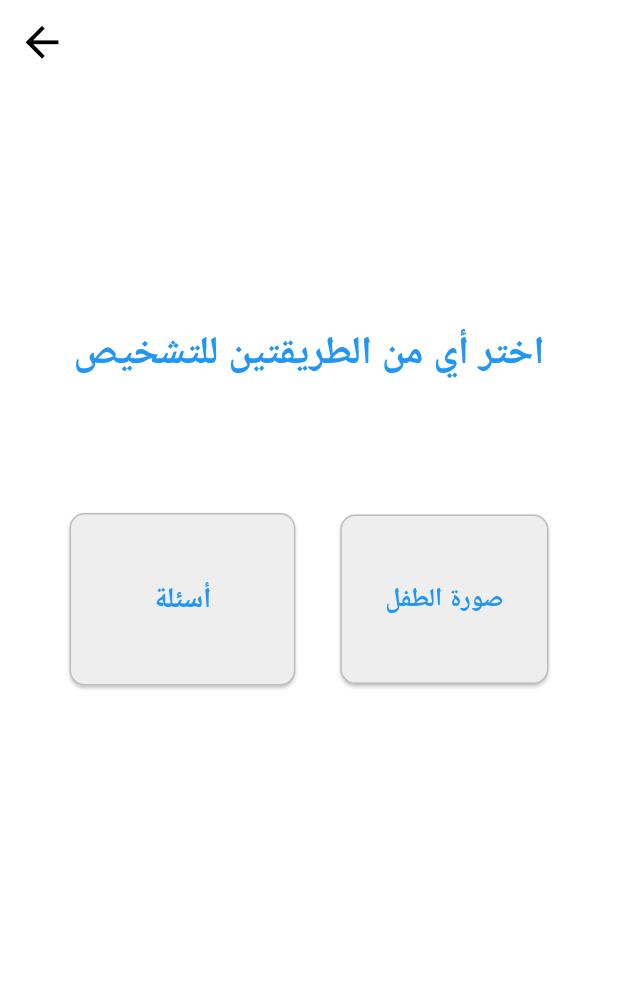
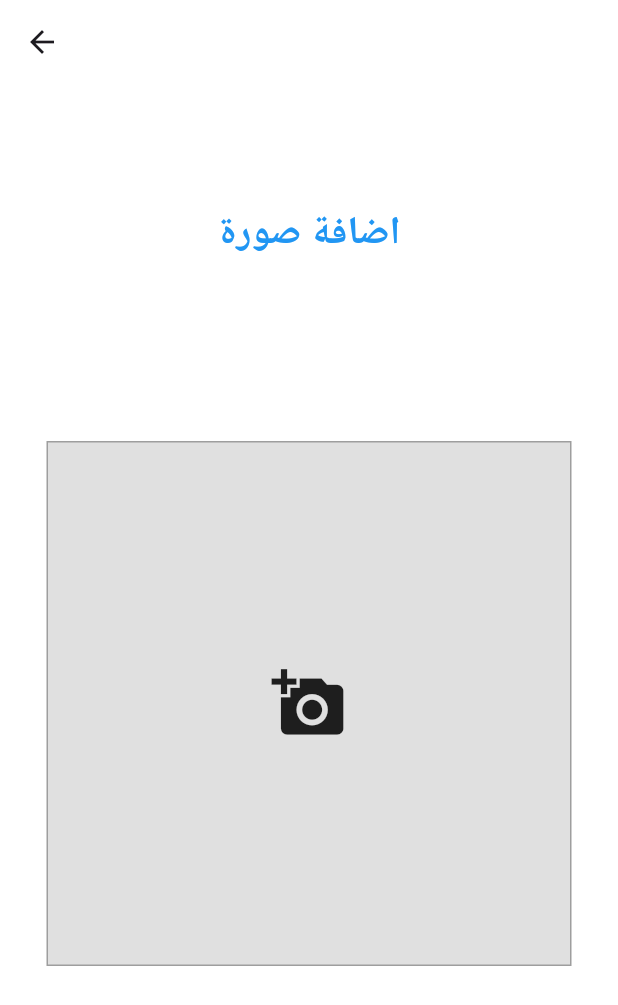
Before and after one commit to OmarSamei/MyGradutionApp, a Flutter app: the DiagnosisPage screen opened directly, after a tap on "صورة الطفل", on a phone screen of 412 x 824 dp. Shown: the top 1005 px of the screen. Run offline on Flutter 3.47's test engine with Material 3 defaults, Android fonts, the phone set to English and light mode, and no system bars; our stand-ins replace image_picker; Roboto replaces fonts that are missing (Alexandria).

Commit message:
إصلاح الأخطاء في الصفحة الرئيسية

```diff
--- a/graduation_project/lib/Screens/AppContent/Diagnosis_page.dart
+++ b/graduation_project/lib/Screens/AppContent/Diagnosis_page.dart
@@ -1,4 +1,6 @@
 import 'package:flutter/material.dart';
+import 'package:graduation_project/Screens/AppContent/photo_upload.dart';
+import 'package:graduation_project/Screens/AppContent/questions_page.dart';
 
 class DiagnosisPage extends StatelessWidget {
   const DiagnosisPage({super.key});
@@ -41,7 +43,7 @@ class DiagnosisPage extends StatelessWidget {
                         Navigator.push(
                           context,
                           MaterialPageRoute(builder: (BuildContext context) {
-                            return const DiagnosisPage();
+                            return const QuestionsPage();
                           }),
                         );
                       },
@@ -66,7 +68,9 @@ class DiagnosisPage extends StatelessWidget {
                     const SizedBox(width: 30,),
                     ElevatedButton(
                       onPressed: () {
-                        // الإجراء عند الضغط على الزر الثاني
+                        Navigator.push(context, MaterialPageRoute(builder: (BuildContext context) {
+                          return  ImageUploadPage();
+                        }));
                       },
                       style: ElevatedButton.styleFrom(
                         backgroundColor: Colors.grey[200],
--- /dev/null
+++ b/graduation_project/lib/Screens/AppContent/photo_upload.dart
@@ -0,0 +1,96 @@
+import 'package:flutter/material.dart';
+import 'package:graduation_project/Screens/AppContent/result_page.dart';
+import 'package:image_picker/image_picker.dart';
+import 'dart:io';
+
+
+class ImageUploadPage extends StatefulWidget {
+  @override
+  _ImageUploadPageState createState() => _ImageUploadPageState();
+}
+
+class _ImageUploadPageState extends State<ImageUploadPage> {
+  XFile? _image;
+
+  Future<void> _pickImage() async {
+    final ImagePicker picker = ImagePicker();
+    final XFile? selectedImage = await picker.pickImage(source: ImageSource.gallery);
+    setState(() {
+      _image = selectedImage;
+    });
+  }
+
+  @override
+  Widget build(BuildContext context) {
+    return Scaffold(
+      appBar: AppBar(
+        backgroundColor: Colors.white,
+      ),
+      backgroundColor: Colors.white,
+      body: Center(
+        child: Column(
+          mainAxisAlignment: MainAxisAlignment.center,
+          children: [Text(
+                'اضافة صورة',
+                style: TextStyle(
+
+                fontFamily: "Alexandria",
+                  color: Colors.blue,
+                            fontSize: 26,
+                            fontWeight: FontWeight.w700,
+                ),
+              ),
+              SizedBox(height: 120),
+
+            GestureDetector(
+              onTap: _pickImage,
+              child: Container(
+                width: 350,
+                height: 350,
+                decoration: BoxDecoration(
+                  color: Colors.grey[300],
+                  border: Border.all(color: Colors.grey),
+                ),
+                child: _image == null
+                    ? Icon(Icons.add_a_photo, size: 50)
+                    : Image.file(
+                        File(_image!.path),
+                        fit: BoxFit.cover,
+                      ),
+              ),
+            ),
+            SizedBox(height: 100),
+            if (_image != null) // يظهر زر الإرسال فقط عند اختيار صورة
+              ElevatedButton(
+              onPressed: () {
+              Navigator.push(
+                          context,
+                          MaterialPageRoute(builder: (BuildContext context) {
+                            return const ResultPage();
+                          }),
+                        );
+              },
+              style: ElevatedButton.styleFrom(
+                backgroundColor: Colors.grey[200],
+                padding: const EdgeInsets.symmetric(horizontal: 45, vertical: 20),
+                shape: RoundedRectangleBorder(
+                  borderRadius: BorderRadius.circular(10),
+                  side: BorderSide(color: Colors.grey.shade400),
+                ),
+              ),
+              child: const Text(
+                ' ارسال',
+                style: TextStyle(
+                fontFamily: "Alexandria",
+                          color: Colors.blue,
+                          fontSize: 18,
+                          fontWeight: FontWeight.w700,
+                  ),
+              ),
+            ),
+          ],
+        ),
+      ),
+    );
+  }
+}
--- a/graduation_project/pubspec.yaml
+++ b/graduation_project/pubspec.yaml
@@ -30,7 +30,7 @@ environment:
 dependencies:
   flutter:
     sdk: flutter
-
+  image_picker: ^0.8.5+3
 
   # The following adds the Cupertino Icons font to your application.
   # Use with the CupertinoIcons class for iOS style icons.
```
Also changed, not shown: graduation_project/lib/Screens/AppContent/questions_page.dart (added, +44 -0 lines), graduation_project/lib/Screens/AppContent/result_page.dart (added, +44 -0 lines), graduation_project/pubspec.lock, 7 other files.
